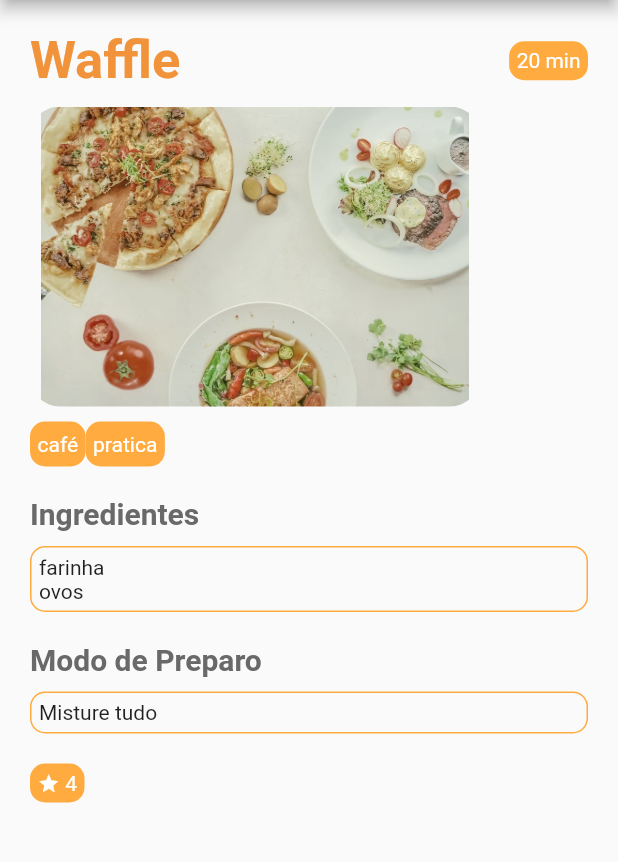
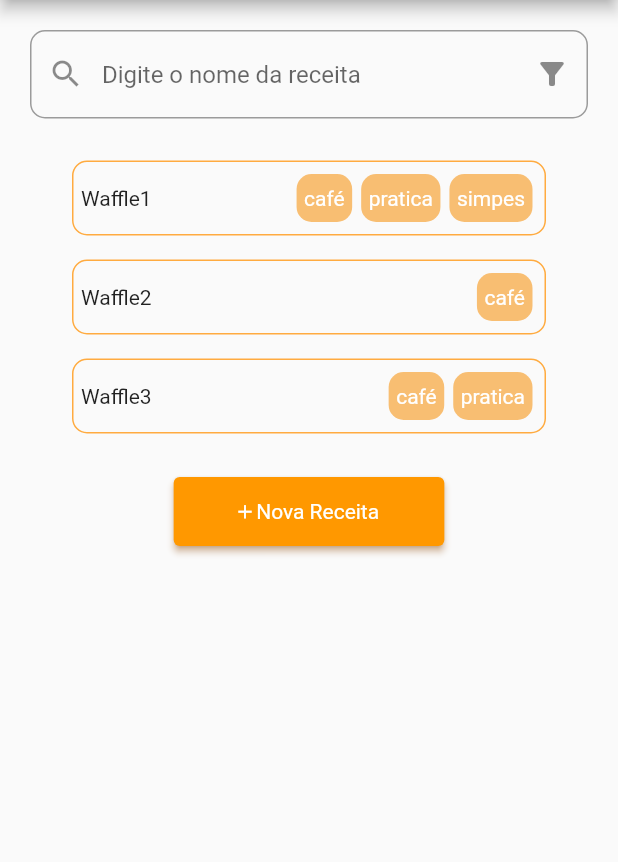
Before and after one commit to isadoracristina/projeto-app, a Flutter app: the screen it shows after launch, on a phone screen of 412 x 824 dp, the part 84-946 px from its top. Run offline on Flutter 3.47's test engine with Material 2 defaults, Android fonts, the phone set to English and light mode, and no system bars; our stand-ins replace email_validator.

Commit message:
RecipelistPage criada

```diff
--- a/flutter_despensa/lib/main.dart
+++ b/flutter_despensa/lib/main.dart
@@ -1,7 +1,7 @@
 import 'package:flutter/material.dart';
 import 'loginpage.dart';
 import 'userpage.dart';
-import 'recipepage.dart';
+import 'recipelistpage.dart';
 
 void main() {
   runApp(const MyApp());
@@ -19,7 +19,7 @@
       theme: ThemeData(
         primarySwatch: Colors.orange,
       ),
-      home: RecipePage(),
+      home: RecipeListPage(),
     );
   }
 }
--- a/flutter_despensa/lib/models/user.dart
+++ b/flutter_despensa/lib/models/user.dart
@@ -1,14 +1,18 @@
+import 'recipe.dart';
+
 class User {
   late int id;
   late String name;
   late String lastName;
+  late List<Recipe> recipes;
 
-  User({required this.id, required this.name, required this.lastName});
+  User({required this.id, required this.name, required this.lastName, required this.recipes});
 
   User.fromJson(Map<String, dynamic> json) {
     id = json['id'];
     name = json['name'];
     lastName = json['lastName'];
+    recipes = json['recipes'];
   }
 
   Map<String, dynamic> toJson() {
@@ -16,6 +20,7 @@ class User {
     data['id'] = id;
     data['name'] = name;
     data['lastName'] = lastName;
+    data['recipes'] = recipes;
     return data;
   }
 }
--- /dev/null
+++ b/flutter_despensa/lib/recipelistpage.dart
@@ -0,0 +1,137 @@
+import 'package:flutter/material.dart';
+import 'models/recipe.dart';
+import 'models/user.dart';
+
+class RecipeListPage extends StatelessWidget {
+
+  @override
+  Widget build(BuildContext context) {
+
+    var recipe1 = Recipe(id: 1, name: "Waffle1", time: 20, picture: "abc", tags: ["café", "pratica", "simpes"], ingredients: ["farinha", "ovos"], preparation: "Misture tudo", classification: 4);
+
+    var recipe2 = Recipe(id: 2, name: "Waffle2", time: 20, picture: "abc", tags: ["café"], ingredients: ["farinha", "ovos"], preparation: "Misture tudo", classification: 4);
+
+    var recipe3 = Recipe(id: 3, name: "Waffle3", time: 20, picture: "abc", tags: ["café", "pratica"], ingredients: ["farinha", "ovos"], preparation: "Misture tudo", classification: 4);
+
+    var user = User(id: 1, name: "Juca", lastName: "Silva", recipes: [recipe1, recipe2, recipe3]);
+
+
+    return Scaffold(
+      appBar: AppBar(
+        backgroundColor: const Color.fromARGB(255, 241, 147, 58),
+        title: const Text('Minhas Receitas',
+          style: TextStyle(
+            fontWeight: FontWeight.bold
+            ),
+        ),
+        actions: <Widget> [
+          IconButton(
+            icon: const Icon(Icons.arrow_back_rounded),
+            onPressed: () {},
+          ),
+          IconButton(
+            icon: const Icon(Icons.menu),
+            onPressed: () {},
+          )
+        ],
+      ),
+      body: Container(
+        padding: const EdgeInsets.all(20),
+        child: Column(
+          children: <Widget>[
+            TextField(
+              decoration: InputDecoration(
+                border: OutlineInputBorder(
+                  borderRadius: BorderRadius.circular(10)
+                ),
+                hintText: "Digite o nome da receita",
+                prefixIcon: const Icon(Icons.search),
+                suffixIcon: IconButton(
+                  icon: const Icon(Icons.filter_alt),
+                  onPressed: () {},
+                )
+              ),
+            ),
+            Container(
+              padding: const EdgeInsets.all(20),
+              child: ListView.builder(
+                shrinkWrap: true,
+                physics: const ClampingScrollPhysics(),
+                itemCount: user.recipes.length,
+                itemBuilder: (BuildContext ctxt, int index) {
+                  return Container(
+                    height: 50,
+                    margin: const EdgeInsets.all(8),
+                    padding: const EdgeInsets.fromLTRB(5, 5, 5, 5),
+                    decoration: BoxDecoration(
+                      border:Border.all(
+                        color: Colors.orangeAccent
+                      ),
+                      borderRadius: BorderRadius.circular(10)
+                    ),
+                    child: Row(
+                      mainAxisAlignment: MainAxisAlignment.spaceBetween,
+                      children: <Widget>[
+                        Text(user.recipes[index].name),
+                        ListView.builder(
+                          scrollDirection: Axis.horizontal,
+                          shrinkWrap: true,
+                          physics: const ClampingScrollPhysics(),
+                          itemCount: user.recipes[index].tags.length,
+                          itemBuilder: (BuildContext context, int index2) {
+                            return Container(
+                              height: 30,
+                              alignment: Alignment.centerRight,
+                              margin: const EdgeInsets.all(3),
+                              padding: const EdgeInsets.fromLTRB(5, 5, 5, 5),
+                              decoration: BoxDecoration(
+                                color:const Color.fromARGB(255, 248, 190, 114),
+                                borderRadius: BorderRadius.circular(10)
+                              ),
+                              child: Center(
+                                child: Text(user.recipes[index].tags[index2],
+                                  style: const TextStyle(
+                                  color: Colors.white,
+                                  )
+                                ),
+                              )
+                            );
+                          }
+                        )
+                      ],
+                    )
+                  );
+                },
+              ),
+            ),
+            ElevatedButton(
+              onPressed: () {},
+              style: ElevatedButton.styleFrom(
+                padding: const EdgeInsets.fromLTRB(40, 15, 40, 15),
+                shadowColor: const Color.fromARGB(255, 241, 147, 58),
+              ),
+              child: RichText(
+                text: const TextSpan(
+                  children: [
+                    WidgetSpan(
+                      child: Icon(Icons.add,
+                        color: Colors.white,
+                        size: 15),
+                    ),
+                    TextSpan(
+                      text: "Nova Receita ",
+                        style: TextStyle(
+                          color: Colors.white
+                        )
+                    )
+                  ]
+                ),
+              ),
+            ),
+          ],
+        )
+      )
+    );
+
+  }
+}
--- a/flutter_despensa/lib/recipepage.dart
+++ b/flutter_despensa/lib/recipepage.dart
@@ -88,6 +88,7 @@ class RecipePage extends StatelessWidget {
                 itemBuilder: (BuildContext ctxt, int index) {
                   return Container(
                     alignment: Alignment.centerLeft,
+                    margin: const EdgeInsets.all(3),
                     padding: const EdgeInsets.fromLTRB(5, 5, 5, 5),
                     decoration: BoxDecoration(
                       color:Colors.orangeAccent,
```
